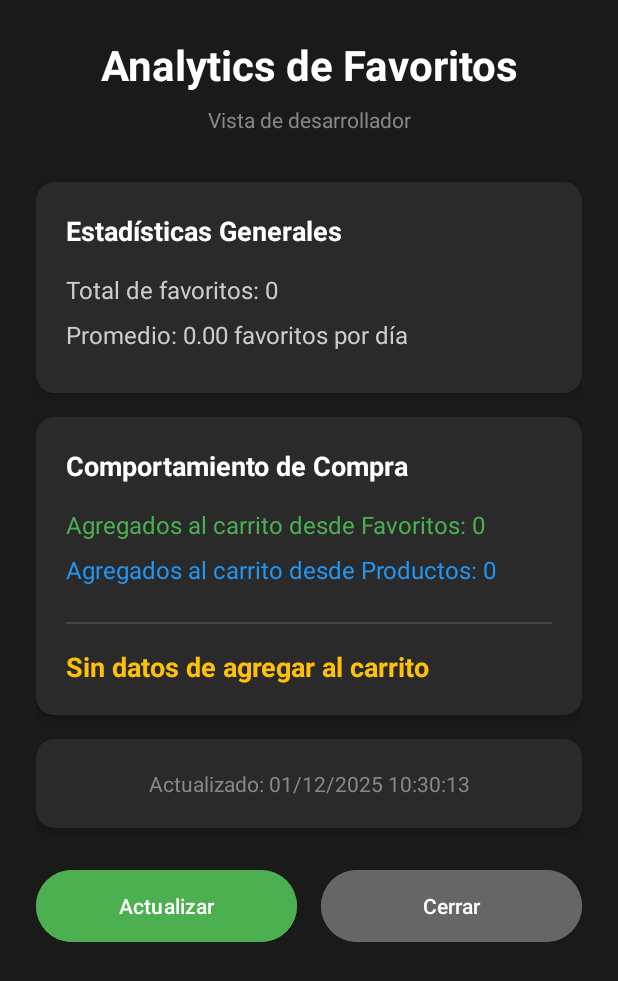
After one commit to Movioles-Sec3/Frontend-Kotlin, an Android app: the FavoritesAnalyticsActivity screen opened directly, with no data from a screen before it, on a phone screen of 412 x 824 dp. The commit adds this screen. Shown: the top 981 px of the screen. Run offline under Robolectric (Android 15) with nearby library versions, the phone set to English and light mode, and no system bars; our stand-ins replace Room's generated code.

Commit message:
Implementacion BQ

```diff
--- a/app/src/main/AndroidManifest.xml
+++ b/app/src/main/AndroidManifest.xml
@@ -78,6 +78,11 @@
             android:name=".FavoritosActivity"
             android:exported="false" />
 
+        <!-- FavoritesAnalyticsActivity -->
+        <activity
+            android:name=".FavoritesAnalyticsActivity"
+            android:exported="false" />
+
         <!-- StaffValidationActivity -->
         <activity
             android:name=".StaffValidationActivity"
--- /dev/null
+++ b/app/src/main/java/app/src/FavoritesAnalyticsActivity.kt
@@ -0,0 +1,157 @@
+package app.src
+
+import android.os.Bundle
+import android.widget.Button
+import android.widget.TextView
+import androidx.lifecycle.lifecycleScope
+import app.src.data.local.AppDatabase
+import kotlinx.coroutines.Dispatchers
+import kotlinx.coroutines.launch
+import kotlinx.coroutines.withContext
+import java.text.SimpleDateFormat
+import java.util.*
+
+/**
+ * Activity secreta para mostrar analytics de favoritos
+ * Se accede manteniendo presionado el botón de Logout
+ */
+class FavoritesAnalyticsActivity : BaseActivity() {
+
+    private lateinit var tvTotalFavorites: TextView
+    private lateinit var tvAddFromFavoritesCount: TextView
+    private lateinit var tvAddFromProductsCount: TextView
+    private lateinit var tvFrequency: TextView
+    private lateinit var tvLastUpdate: TextView
+    private lateinit var tvAveragePerDay: TextView
+    private lateinit var btnRefresh: Button
+    private lateinit var btnClose: Button
+
+    override fun onCreate(savedInstanceState: Bundle?) {
+        super.onCreate(savedInstanceState)
+        setContentView(R.layout.activity_favorites_analytics)
+
+        initializeViews()
+        setupButtons()
+        loadAnalytics()
+    }
+
+    private fun initializeViews() {
+        tvTotalFavorites = findViewById(R.id.tv_total_favorites)
+        tvAddFromFavoritesCount = findViewById(R.id.tv_add_from_favorites_count)
+        tvAddFromProductsCount = findViewById(R.id.tv_add_from_products_count)
+        tvFrequency = findViewById(R.id.tv_frequency)
+        tvLastUpdate = findViewById(R.id.tv_last_update)
+        tvAveragePerDay = findViewById(R.id.tv_average_per_day)
+        btnRefresh = findViewById(R.id.btn_refresh)
+        btnClose = findViewById(R.id.btn_close)
+    }
+
+    private fun setupButtons() {
+        btnRefresh.setOnClickListener {
+            loadAnalytics()
+        }
+
+        btnClose.setOnClickListener {
+            finish()
+        }
+    }
+
+    private fun loadAnalytics() {
+        lifecycleScope.launch(Dispatchers.IO) {
+            val db = AppDatabase.getDatabase(this@FavoritesAnalyticsActivity)
+            val favoritoDao = db.favoritoDao()
+
+            // Obtener estadísticas
+            val totalFavorites = favoritoDao.countFavoritos()
+            val allFavorites = favoritoDao.getAllFavoritesOnce()
+
+            // Calcular estadísticas de tiempo
+            val now = System.currentTimeMillis()
+            val oneDayAgo = now - (24 * 60 * 60 * 1000)
+            val oneWeekAgo = now - (7 * 24 * 60 * 60 * 1000)
+
+            val favoritesLast24h = allFavorites.count { it.fechaAgregado > oneDayAgo }
+            val favoritesLastWeek = allFavorites.count { it.fechaAgregado > oneWeekAgo }
+
+            // Calcular promedio por día
+            val oldestFavorite = allFavorites.minByOrNull { it.fechaAgregado }
+            val daysSinceFirst = if (oldestFavorite != null) {
+                ((now - oldestFavorite.fechaAgregado) / (24 * 60 * 60 * 1000)).toInt().coerceAtLeast(1)
+            } else {
+                1
+            }
+            val averagePerDay = if (totalFavorites > 0) {
+                totalFavorites.toFloat() / daysSinceFirst
+            } else {
+                0f
+            }
+
+            // Simular contadores de "agregar al carrito desde favoritos"
+            // En una implementación real, estos datos vendrían de un sistema de tracking
+            val addFromFavoritesCount = getAddFromFavoritesCount()
+            val addFromProductsCount = getAddFromProductsCount()
+
+            val totalAdds = addFromFavoritesCount + addFromProductsCount
+            val frequencyPercent = if (totalAdds > 0) {
+                (addFromFavoritesCount.toFloat() / totalAdds * 100)
+            } else {
+                0f
+            }
+
+            withContext(Dispatchers.Main) {
+                tvTotalFavorites.text = "Total de favoritos: $totalFavorites"
+                tvAddFromFavoritesCount.text = "Agregados al carrito desde Favoritos: $addFromFavoritesCount"
+                tvAddFromProductsCount.text = "Agregados al carrito desde Productos: $addFromProductsCount"
+
+                val frequencyText = if (totalAdds > 0) {
+                    String.format("%.1f%% de los productos agregados al carrito provienen de Favoritos", frequencyPercent)
+                } else {
+                    "Sin datos de agregar al carrito"
+                }
+                tvFrequency.text = frequencyText
+
+                tvAveragePerDay.text = String.format("Promedio: %.2f favoritos por día", averagePerDay)
+
+                val dateFormat = SimpleDateFormat("dd/MM/yyyy HH:mm:ss", Locale.getDefault())
+                tvLastUpdate.text = "Actualizado: ${dateFormat.format(Date())}"
+            }
+        }
+    }
+
+    /**
+     * Obtiene el contador de productos agregados al carrito desde Favoritos
+     * En una implementación real, esto vendría de un sistema de analytics
+     */
+    private fun getAddFromFavoritesCount(): Int {
+        val prefs = getSharedPreferences("favorites_analytics", MODE_PRIVATE)
+        return prefs.getInt("add_from_favorites_count", 0)
+    }
+
+    /**
+     * Obtiene el contador de productos agregados al carrito desde vista de Productos
+     */
+    private fun getAddFromProductsCount(): Int {
+        val prefs = getSharedPreferences("favorites_analytics", MODE_PRIVATE)
+        return prefs.getInt("add_from_products_count", 0)
+    }
+
+    companion object {
+        /**
+         * Incrementa el contador cuando se agrega un producto al carrito desde Favoritos
+         */
+        fun trackAddFromFavorites(activity: android.app.Activity) {
+            val prefs = activity.getSharedPreferences("favorites_analytics", MODE_PRIVATE)
+            val current = prefs.getInt("add_from_favorites_count", 0)
+            prefs.edit().putInt("add_from_favorites_count", current + 1).apply()
+        }
+
+        /**
+         * Incrementa el contador cuando se agrega un producto al carrito desde Productos
+         */
+        fun trackAddFromProducts(activity: android.app.Activity) {
+            val prefs = activity.getSharedPreferences("favorites_analytics", MODE_PRIVATE)
+            val current = prefs.getInt("add_from_products_count", 0)
+            prefs.edit().putInt("add_from_products_count", current + 1).apply()
+        }
+    }
+}
--- a/app/src/main/java/app/src/FavoritosActivity.kt
+++ b/app/src/main/java/app/src/FavoritosActivity.kt
@@ -70,6 +70,10 @@ class FavoritosActivity : BaseActivity() {
             products = emptyList(),
             onAddToCart = { product ->
                 CartManager.addProduct(product, 1)
+
+                // Trackear que se agregó desde Favoritos
+                FavoritesAnalyticsActivity.trackAddFromFavorites(this)
+
                 Toast.makeText(
                     this,
                     "${product.nombre} agregado al carrito",
--- a/app/src/main/java/app/src/HomeActivity.kt
+++ b/app/src/main/java/app/src/HomeActivity.kt
@@ -280,6 +280,12 @@ class HomeActivity : BaseActivity() {
             logout()
         }
 
+        // Long press en Logout para abrir analytics secretos de favoritos
+        findViewById<Button>(R.id.btn_logout)?.setOnLongClickListener {
+            startActivity(Intent(this, FavoritesAnalyticsActivity::class.java))
+            true
+        }
+
         // TAMBIÉN: Mantener el long press en el balance como alternativa
         findViewById<TextView>(R.id.tv_saldo)?.setOnLongClickListener {
             showAnalyticsInfo()
--- a/app/src/main/java/app/src/ProductActivity.kt
+++ b/app/src/main/java/app/src/ProductActivity.kt
@@ -79,6 +79,10 @@ class ProductActivity : BaseActivity() {
             onAddToCart = { product ->
                 // Agregar producto al carrito
                 CartManager.addProduct(product, 1)
+
+                // Trackear que se agregó desde Productos
+                FavoritesAnalyticsActivity.trackAddFromProducts(this)
+
                 Toast.makeText(
                     this,
                     "${product.nombre} added to cart!",
--- a/app/src/main/java/app/src/data/local/dao/FavoritoDao.kt
+++ b/app/src/main/java/app/src/data/local/dao/FavoritoDao.kt
@@ -17,6 +17,12 @@ interface FavoritoDao {
      */
     @Query("SELECT * FROM favoritos ORDER BY fechaAgregado DESC")
     fun getAllFavoritos(): Flow<List<FavoritoEntity>>
+
+    /**
+     * Obtiene todos los favoritos de una sola vez (sin Flow)
+     */
+    @Query("SELECT * FROM favoritos ORDER BY fechaAgregado DESC")
+    suspend fun getAllFavoritesOnce(): List<FavoritoEntity>
 
     /**
      * Verifica si un producto está en favoritos
--- /dev/null
+++ b/app/src/main/res/layout/activity_favorites_analytics.xml
@@ -0,0 +1,197 @@
+<?xml version="1.0" encoding="utf-8"?>
+<ScrollView xmlns:android="http://schemas.android.com/apk/res/android"
+    xmlns:app="http://schemas.android.com/apk/res-auto"
+    android:layout_width="match_parent"
+    android:layout_height="match_parent"
+    android:background="#1a1a1a"
+    android:padding="24dp">
+
+    <LinearLayout
+        android:layout_width="match_parent"
+        android:layout_height="wrap_content"
+        android:orientation="vertical">
+
+        <!-- Título -->
+        <TextView
+            android:layout_width="match_parent"
+            android:layout_height="wrap_content"
+            android:text="Analytics de Favoritos"
+            android:textSize="28sp"
+            android:textStyle="bold"
+            android:textColor="#ffffff"
+            android:gravity="center"
+            android:layout_marginBottom="8dp" />
+
+        <TextView
+            android:layout_width="match_parent"
+            android:layout_height="wrap_content"
+            android:text="Vista de desarrollador"
+            android:textSize="14sp"
+            android:textColor="#888888"
+            android:gravity="center"
+            android:layout_marginBottom="32dp" />
+
+        <!-- Card principal -->
+        <androidx.cardview.widget.CardView
+            android:layout_width="match_parent"
+            android:layout_height="wrap_content"
+            android:layout_marginBottom="16dp"
+            app:cardBackgroundColor="#2a2a2a"
+            app:cardCornerRadius="12dp"
+            app:cardElevation="4dp">
+
+            <LinearLayout
+                android:layout_width="match_parent"
+                android:layout_height="wrap_content"
+                android:orientation="vertical"
+                android:padding="20dp">
+
+                <TextView
+                    android:layout_width="match_parent"
+                    android:layout_height="wrap_content"
+                    android:text="Estadísticas Generales"
+                    android:textSize="18sp"
+                    android:textStyle="bold"
+                    android:textColor="#ffffff"
+                    android:layout_marginBottom="16dp" />
+
+                <TextView
+                    android:id="@+id/tv_total_favorites"
+                    android:layout_width="match_parent"
+                    android:layout_height="wrap_content"
+                    android:text="Total de favoritos: 0"
+                    android:textSize="16sp"
+                    android:textColor="#cccccc"
+                    android:layout_marginBottom="8dp" />
+
+                <TextView
+                    android:id="@+id/tv_average_per_day"
+                    android:layout_width="match_parent"
+                    android:layout_height="wrap_content"
+                    android:text="Promedio: 0 favoritos por día"
+                    android:textSize="16sp"
+                    android:textColor="#cccccc"
+                    android:layout_marginBottom="8dp" />
+
+            </LinearLayout>
+        </androidx.cardview.widget.CardView>
+
+        <!-- Card de frecuencia -->
+        <androidx.cardview.widget.CardView
+            android:layout_width="match_parent"
+            android:layout_height="wrap_content"
+            android:layout_marginBottom="16dp"
+            app:cardBackgroundColor="#2a2a2a"
+            app:cardCornerRadius="12dp"
+            app:cardElevation="4dp">
+
+            <LinearLayout
+                android:layout_width="match_parent"
+                android:layout_height="wrap_content"
+                android:orientation="vertical"
+                android:padding="20dp">
+
+                <TextView
+                    android:layout_width="match_parent"
+                    android:layout_height="wrap_content"
+                    android:text="Comportamiento de Compra"
+                    android:textSize="18sp"
+                    android:textStyle="bold"
+                    android:textColor="#ffffff"
+                    android:layout_marginBottom="16dp" />
+
+                <TextView
+                    android:id="@+id/tv_add_from_favorites_count"
+                    android:layout_width="match_parent"
+                    android:layout_height="wrap_content"
+                    android:text="Agregados al carrito desde Favoritos: 0"
+                    android:textSize="16sp"
+                    android:textColor="#4CAF50"
+                    android:layout_marginBottom="8dp" />
+
+                <TextView
+                    android:id="@+id/tv_add_from_products_count"
+                    android:layout_width="match_parent"
+                    android:layout_height="wrap_content"
+                    android:text="Agregados al carrito desde Productos: 0"
+                    android:textSize="16sp"
+                    android:textColor="#2196F3"
+                    android:layout_marginBottom="16dp" />
+
+                <View
+                    android:layout_width="match_parent"
+                    android:layout_height="1dp"
+                    android:background="#444444"
+                    android:layout_marginVertical="8dp" />
+
+                <TextView
+                    android:id="@+id/tv_frequency"
+                    android:layout_width="match_parent"
+                    android:layout_height="wrap_content"
+                    android:text="Frecuencia: 0% desde Favoritos"
+                    android:textSize="18sp"
+                    android:textStyle="bold"
+                    android:textColor="#FFC107"
+                    android:layout_marginTop="8dp" />
+
+            </LinearLayout>
+        </androidx.cardview.widget.CardView>
+
+        <!-- Card de metadata -->
+        <androidx.cardview.widget.CardView
+            android:layout_width="match_parent"
+            android:layout_height="wrap_content"
+            android:layout_marginBottom="24dp"
+            app:cardBackgroundColor="#2a2a2a"
+            app:cardCornerRadius="12dp"
+            app:cardElevation="4dp">
+
+            <LinearLayout
+                android:layout_width="match_parent"
+                android:layout_height="wrap_content"
+                android:orientation="vertical"
+                android:padding="20dp">
+
+                <TextView
+                    android:id="@+id/tv_last_update"
+                    android:layout_width="match_parent"
+                    android:layout_height="wrap_content"
+                    android:text="Actualizado: --"
+                    android:textSize="14sp"
+                    android:textColor="#888888"
+                    android:gravity="center" />
+
+            </LinearLayout>
+        </androidx.cardview.widget.CardView>
+
+        <!-- Botones -->
+        <LinearLayout
+            android:layout_width="match_parent"
+            android:layout_height="wrap_content"
+            android:orientation="horizontal"
+            android:weightSum="2">
+
+            <Button
+                android:id="@+id/btn_refresh"
+                android:layout_width="0dp"
+                android:layout_height="56dp"
+                android:layout_weight="1"
+                android:text="Actualizar"
+                android:textColor="#ffffff"
+                android:backgroundTint="#4CAF50"
+                android:layout_marginEnd="8dp" />
+
+            <Button
+                android:id="@+id/btn_close"
+                android:layout_width="0dp"
+                android:layout_height="56dp"
+                android:layout_weight="1"
+                android:text="Cerrar"
+                android:textColor="#ffffff"
+                android:backgroundTint="#666666"
+                android:layout_marginStart="8dp" />
+
+        </LinearLayout>
+
+    </LinearLayout>
+</ScrollView>
```
